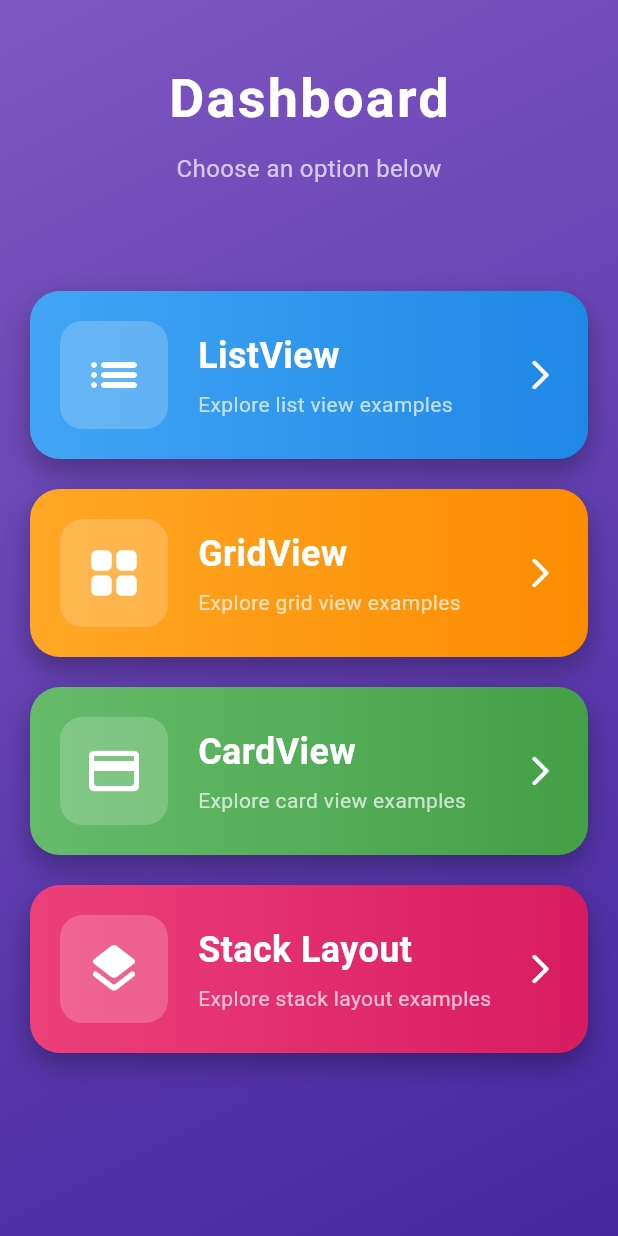
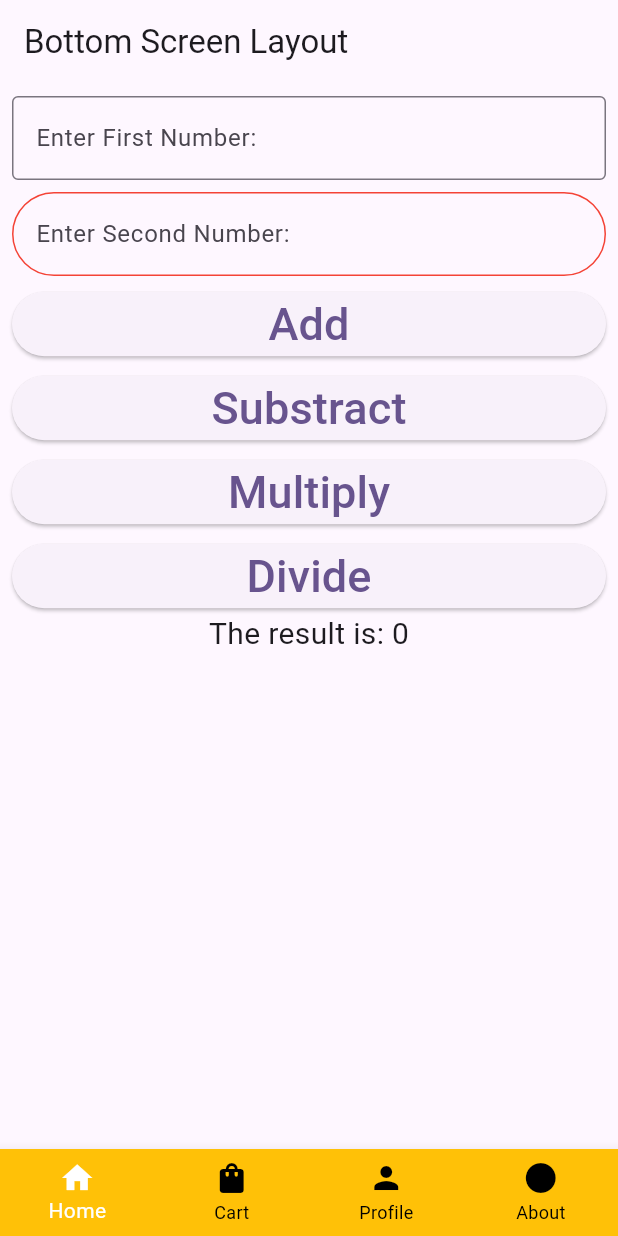
Before and after one commit to Garima-Shrestha/flutter_for_college, a Flutter app: the screen it shows after launch, on a phone screen of 412 x 824 dp. Run offline on Flutter 3.47's test engine with Material 3 defaults, Android fonts, the phone set to English and light mode, and no system bars.

Commit message:
Bottom Navigation screens done

```diff
--- a/lib/app.dart
+++ b/lib/app.dart
@@ -1,5 +1,6 @@
 import 'package:flutter/material.dart';
 import 'package:flutterfor_college/screens/alertdialog_screen.dart';
+import 'package:flutterfor_college/screens/bottom_screen_layout.dart';
 import 'package:flutterfor_college/screens/dashboard_screen.dart';
 import 'package:flutterfor_college/screens/datatable_screen.dart';
 import 'package:flutterfor_college/screens/employee_screen.dart';
@@ -16,10 +17,11 @@ class MyApp extends StatelessWidget {
         colorScheme: ColorScheme.fromSeed(seedColor: Colors.deepPurple),
         useMaterial3: true,
       ),
-      home: const DashboardScreen(),
+      // home: const DashboardScreen(),
       // home: const EmployeeScreen(),
       // home: const DatatableScreen(),
       // home: const AlertdialogScreen(),
+      home: const BottomScreenLayout(),
     );
   }
 }
--- /dev/null
+++ b/lib/screens/bottom_screen/home_screen.dart
@@ -0,0 +1,109 @@
+import 'package:flutter/material.dart';
+
+class HomeScreen extends StatefulWidget {
+  const HomeScreen({super.key});
+
+  @override
+  State<HomeScreen> createState() => _HomeScreenState();
+}
+
+class _HomeScreenState extends State<HomeScreen> {
+  int first = 0;
+  int second = 0;
+  int result = 0;
+
+  @override
+  Widget build(BuildContext context) {
+    return SizedBox.expand(
+      // child: Center(
+      //   child: Text("Welcome to the home screen"),
+      // ),
+
+      child: Padding(
+        padding: EdgeInsets.all(8),
+        child: Column(
+          children: [
+            TextField(
+              onChanged: (value){
+                first = int.parse(value);
+              },
+              decoration: InputDecoration(
+                labelText: "Enter First Number: ",
+                hintText: "Eg. 12",
+                border: OutlineInputBorder(),  // Border banaunxa
+              ),
+            ),
+            // Invisible box
+            SizedBox(height: 8),
+            TextField(
+              onChanged: (value){
+                second = int.parse(value);
+              },
+              decoration: InputDecoration(
+                border: OutlineInputBorder(
+                  borderRadius: BorderRadius.all(Radius.circular(30.0)),
+                ),
+                enabledBorder: OutlineInputBorder(   // when you do not click on the textfield
+                  borderSide: BorderSide(color: Colors.red),
+                  borderRadius: BorderRadius.all(Radius.circular(30.0)),
+                ),
+                focusedBorder: OutlineInputBorder(        // when you click on the textfield
+                  borderSide: BorderSide(color: Colors.green),
+                  borderRadius: BorderRadius.all(Radius.circular(30.0)),
+                ),
+                labelText: "Enter Second Number: ",
+                hintText: "Eg. 13",
+              ),
+            ),
+            // Invisible box
+            SizedBox(height: 8),
+            // Button
+            SizedBox(
+              width: double.infinity,
+              child: ElevatedButton(onPressed: (){
+                setState(() {
+                  result = first + second;
+                });
+              },
+                  child: Text("Add", style: TextStyle(fontSize: 30))),
+            ),
+
+            SizedBox(height: 8),
+            SizedBox(
+              width: double.infinity,
+              child: ElevatedButton(onPressed: (){
+                setState(() {
+                  result = first - second;
+                });
+              },
+                  child: Text("Substract", style: TextStyle(fontSize: 30))),
+            ),
+
+            SizedBox(height: 8),
+            SizedBox(
+              width: double.infinity,
+              child: ElevatedButton(onPressed: (){
+                setState(() {
+                  result = first * second;
+                });
+              },
+                  child: Text("Multiply", style: TextStyle(fontSize: 30))),
+            ),
+
+            SizedBox(height: 8),
+            SizedBox(
+              width: double.infinity,
+              child: ElevatedButton(onPressed: (){
+                setState(() {
+                  result = first ~/ second;
+                });
+              },
+                  child: Text("Divide", style: TextStyle(fontSize: 30))),
+            ),
+
+            Text("The result is: $result", style: TextStyle(fontSize: 20),)
+          ],
+        ),
+      ),
+    );  }
+}
--- /dev/null
+++ b/lib/screens/bottom_screen_layout.dart
@@ -0,0 +1,63 @@
+import 'package:flutter/material.dart';
+import 'package:flutterfor_college/screens/bottom_screen/about_screen.dart';
+import 'package:flutterfor_college/screens/bottom_screen/cart_screen.dart';
+import 'package:flutterfor_college/screens/bottom_screen/home_screen.dart';
+import 'package:flutterfor_college/screens/bottom_screen/profile_screen.dart';
+
+class BottomScreenLayout extends StatefulWidget {
+  const BottomScreenLayout({super.key});
+
+  @override
+  State<BottomScreenLayout> createState() => _BottomScreenLayoutState();
+}
+
+class _BottomScreenLayoutState extends State<BottomScreenLayout> {
+  int _selectedIndex = 0;   // index 0 ko screen 1st time lyauna you garye, ra we have kept home in 0 index
+
+  List<Widget> lstBottomScreen = [
+    const HomeScreen(),
+    const CartScreen(),
+    const ProfileScreen(),
+    const AboutScreen(),
+  ];
+
+  @override
+  Widget build(BuildContext context) {
+    return Scaffold(
+      appBar: AppBar(title: Text("Bottom Screen Layout")),
+      body: lstBottomScreen[_selectedIndex],
+      bottomNavigationBar: BottomNavigationBar(
+        type: BottomNavigationBarType.fixed,
+          items: const [
+            BottomNavigationBarItem(
+              icon: Icon(Icons.home),
+              label: 'Home',
+            ),
+            BottomNavigationBarItem(
+              icon: Icon(Icons.shopping_bag),
+              label: 'Cart',
+            ),
+            BottomNavigationBarItem(
+              icon: Icon(Icons.person),
+              label: 'Profile',
+            ),
+            BottomNavigationBarItem(
+              icon: Icon(Icons.circle),
+              label: 'About',
+            ),
+          ],
+
+        backgroundColor: Colors.amber,
+        selectedItemColor: Colors.white,
+        unselectedItemColor: Colors.black,
+
+        currentIndex: _selectedIndex,
+          onTap: (index) {
+            setState(() {
+              _selectedIndex = index;
+            });
+          },
+      ),
+    );
+  }
+}
```
Also changed, not shown: lib/screens/bottom_screen/about_screen.dart (added, +14 -0 lines), lib/screens/bottom_screen/cart_screen.dart (added, +78 -0 lines), lib/screens/bottom_screen/profile_screen.dart (added, +13 -0 lines), lib/screens/bottom_screen/screen5_screen.dart (added, +13 -0 lines).
